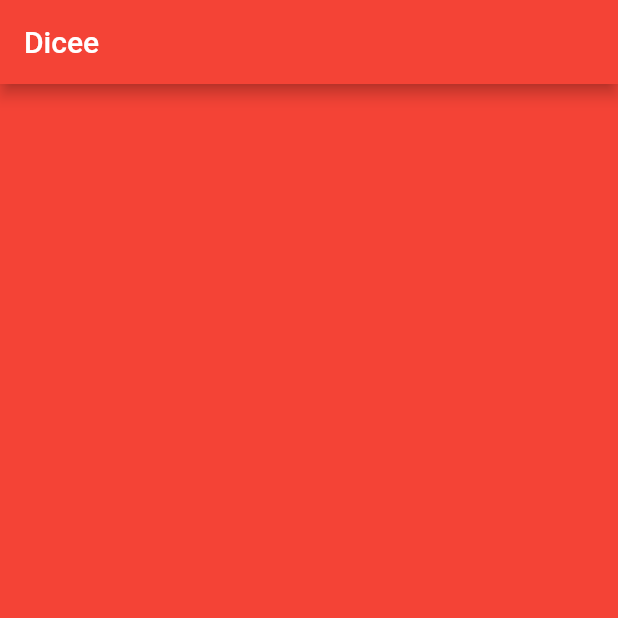
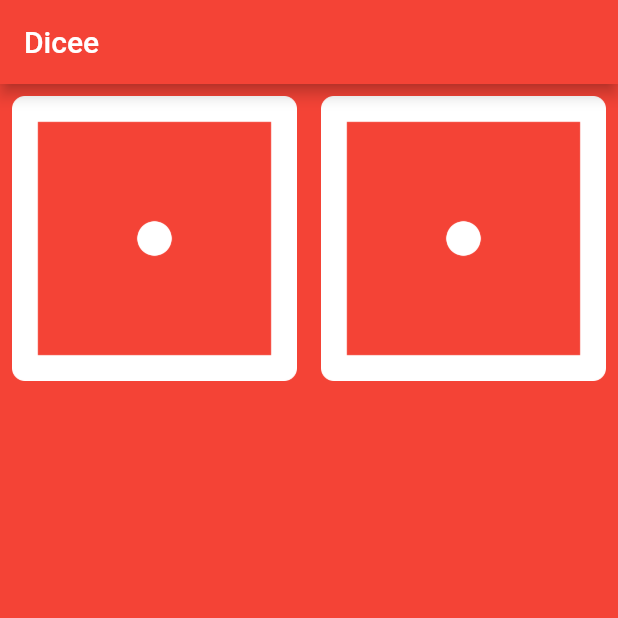
Before and after one commit to senaru/dicee-flutter, a Flutter app: the screen it shows after launch, on a phone screen of 412 x 824 dp, the top half of it. Run offline on Flutter 3.47's test engine with Material 2 defaults, Android fonts, the phone set to English and light mode, and no system bars.

Commit message:
Using Expanded Widgets

```diff
--- a/lib/main.dart
+++ b/lib/main.dart
@@ -18,6 +18,25 @@ void main() {
 class DicePage extends StatelessWidget {
   @override
   Widget build(BuildContext context) {
-    return Container();
+    return Row(
+      children: <Widget>[
+        Expanded(
+          child: Padding(
+            padding: const EdgeInsets.all(8.0),
+            child: Image(
+              image: AssetImage("images/dice1.png"),
+            ),
+          ),
+        ),
+        Expanded(
+          child: Padding(
+            padding: const EdgeInsets.all(8.0),
+            child: Image(
+              image: AssetImage("images/dice1.png"),
+            ),
+          ),
+        ),
+      ],
+    );
   }
 }
```
Also changed, not shown: 4 other files.
